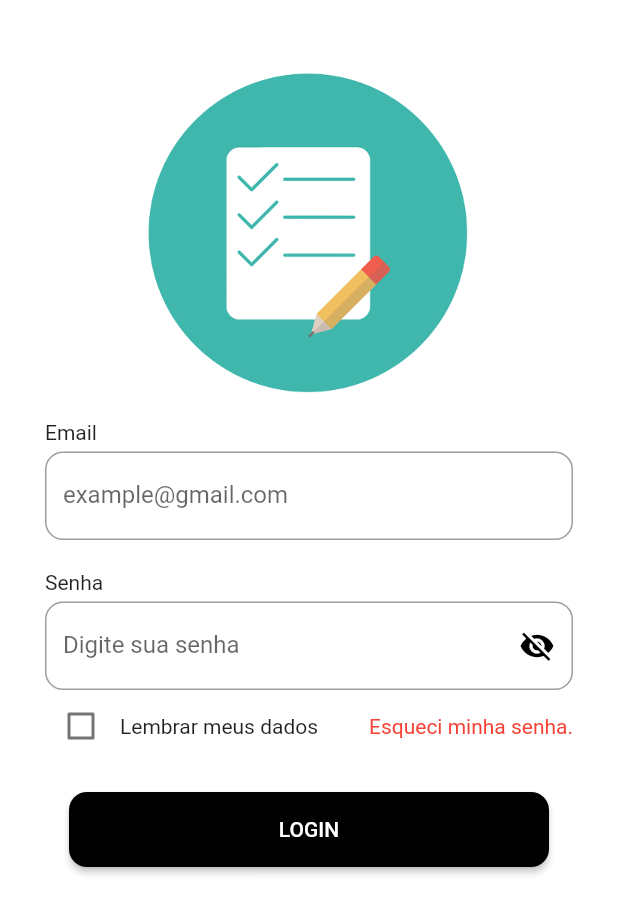
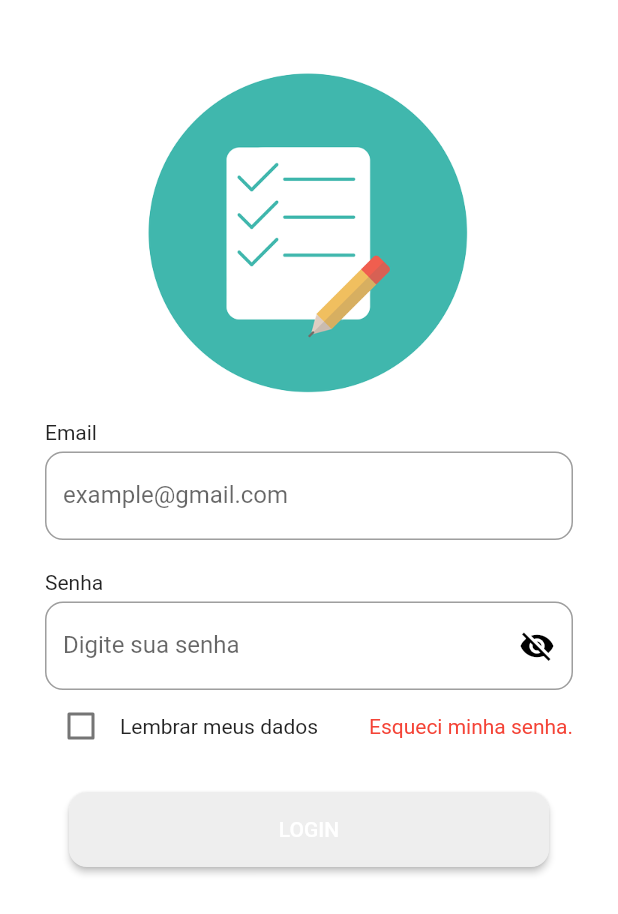
Before and after one commit to Vanderson159/comandaapp, a Flutter app: the screen it shows after launch, on a phone screen of 412 x 824 dp. Shown: the top 914 px of the screen. Run offline on Flutter 3.47's test engine with Material 2 defaults, Android fonts, the phone set to English and light mode, and no system bars; our stand-ins replace flutter_speed_dial, get, get_storage; missing offline and left inert: flutter_windowmanager; accounts and stored records are empty.

Commit message:
Tentando alterar comportamento do botao login

```diff
--- a/lib/modules/login/login_controller.dart
+++ b/lib/modules/login/login_controller.dart
@@ -8,6 +8,7 @@ import 'package:get/get.dart';
 import 'package:get_storage/get_storage.dart';
 
 class LoginController extends GetxController{
+
   final repositoryAuth = Get.find<AuthRepository>(); //pega o auth repository iniciado no bind
   final repositoryUser = Get.find<UserRepository>(); //pega o user repository iniciado no bind
   final formKey = GlobalKey<FormState>(); //formkey do formulario de login
@@ -21,6 +22,7 @@ class LoginController extends GetxController{
 
   RxBool showPassword = false.obs;
   RxBool loading = false.obs;
+  RxBool isButtonActive = false.obs;
 
   void login() async{
     if(formKey.currentState!.validate()){
@@ -44,9 +46,17 @@ class LoginController extends GetxController{
     }
   }
 
-
   Future<void> secureScreen() async {
     await FlutterWindowManager.addFlags(FlutterWindowManager.FLAG_SECURE);
   }
 
+  Color activeButton(active){
+    if(active){
+      return Colors.black;
+    }
+    else{
+      return Colors.grey.shade200;
+    }
+  }
+
 }
--- a/lib/modules/login/login_view.dart
+++ b/lib/modules/login/login_view.dart
@@ -2,6 +2,7 @@ import 'package:comandaapp/modules/login/login_controller.dart';
 import 'package:comandaapp/remember.dart';
 import 'package:flutter/material.dart';
 import 'package:get/get.dart';
+import 'package:comandaapp/modules/login/login_controller.dart';
 
 class LoginView extends GetView<LoginController> {
   const LoginView({super.key});
@@ -68,6 +69,11 @@ class LoginView extends GetView<LoginController> {
                         ),
                         onPressed: (){
                           controller.showPassword.value = !controller.showPassword.value;
+
+                          if(controller.passwordCtrl.text.length > 1 || controller.usernameCtrl.text.length > 1){
+                            controller.isButtonActive = true.obs; //altera a variavel para alterar o botao de login
+                          }
+
                         },
                       ),
                       border: OutlineInputBorder(
@@ -95,13 +101,17 @@ class LoginView extends GetView<LoginController> {
                               height: 50,
                               child: ElevatedButton(
                                 style: ButtonStyle(
+                                  backgroundColor: MaterialStatePropertyAll(
+                                      controller.activeButton(controller.isButtonActive.value), //deveria alterar a cor do botao
+                                  ),
                                     shape: MaterialStatePropertyAll(
                                         RoundedRectangleBorder(
                                             borderRadius: BorderRadius.circular(12),
                                         ),
                                     ),
                                 ),
-                                onPressed: () => controller.login(),
+                                //TODO: construir logica de observar os campos para alterar o isButtonActive para true
+                                onPressed: () => controller.isButtonActive.value? controller.login() : () {},
                                 child: const Text('LOGIN'),
                                 //TODO: deixa o botao login desativado até preencher os campos
                               ),
--- a/lib/theme/app_theme.dart
+++ b/lib/theme/app_theme.dart
@@ -17,7 +17,7 @@ final ThemeData appThemeData = ThemeData(
 
   elevatedButtonTheme: ElevatedButtonThemeData(
       style: TextButton.styleFrom(
-          backgroundColor: Colors.black
-      )
+          backgroundColor: Colors.black,
+      ),
   ),
 );
```
